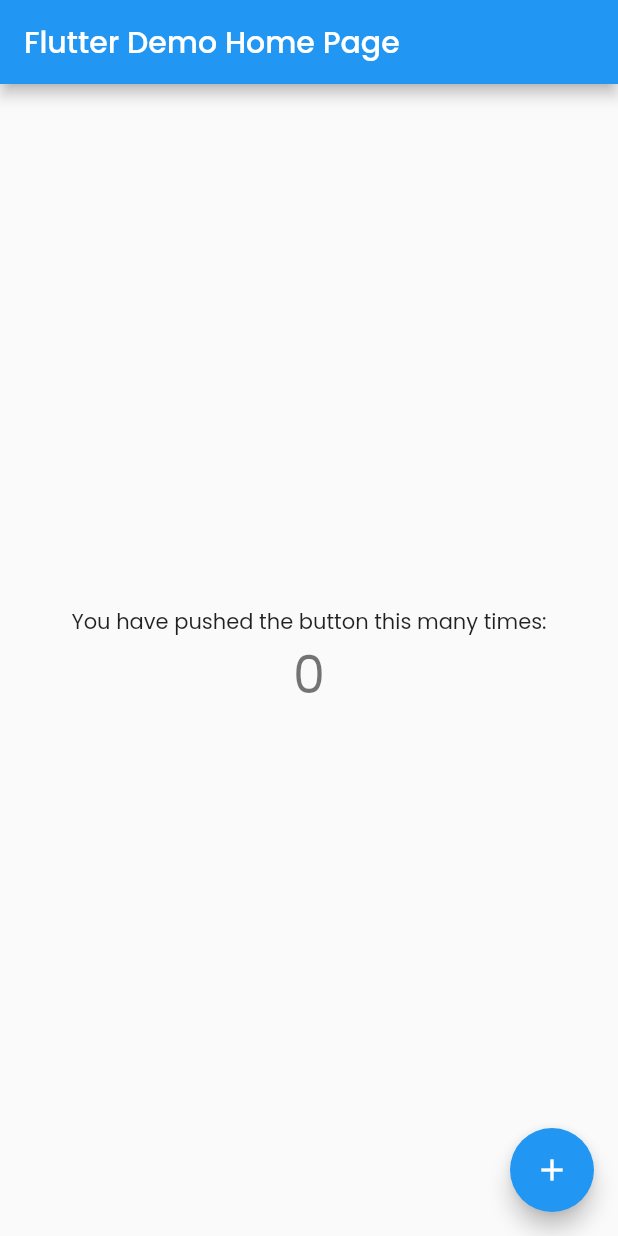
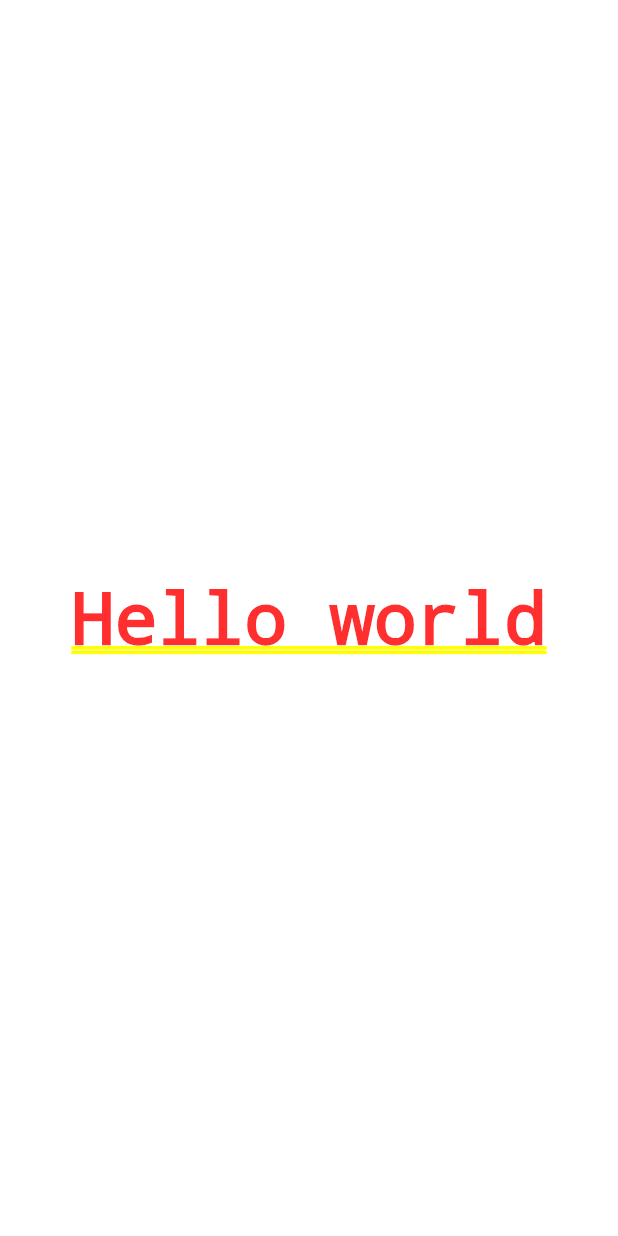
Before and after one commit to donalsson/KifCab, a Flutter app: the screen it shows after launch, on a phone screen of 412 x 824 dp. Run offline on Flutter 3.47's test engine with Material 2 defaults, Android fonts, the phone set to English and light mode, and no system bars; our stand-ins replace bloc, equatable, flutter_bloc.

Commit message:
Ajout de la vue de register

```diff
--- a/lib/main.dart
+++ b/lib/main.dart
@@ -1,5 +1,10 @@
 import 'package:flutter/material.dart';
 import 'package:kifcab/constant.dart';
+import 'package:kifcab/locale/app_localization.dart';
+import 'package:kifcab/screens/index.dart';
+import 'package:kifcab/screens/register_screen.dart';
+
+import 'package:flutter_localizations/flutter_localizations.dart';
 
 void main() {
   runApp(MyApp());
@@ -7,7 +12,11 @@
 
 class MyApp extends StatelessWidget {
   bool _dartMode = false;
+  AppLocalizationDelegate _localeOverrideDelegate = AppLocalizationDelegate(DEFAULT_LOCALE);
+
   // This widget is the root of your application.
+  //        Navigator.pushReplacementNamed(context, '/home', arguments: {'conversation': conversation});
+
   ThemeData getTheme({bool darkMode: false}) {
     if (darkMode) {
       return ThemeData(primarySwatch: Colors.blue, visualDensity: VisualDensity.adaptivePlatformDensity, brightness: Brightness.dark, fontFamily: DEFAULT_FONT_FAMILY);
@@ -22,7 +31,16 @@
       title: 'Kifcab',
       darkTheme: ThemeData.dark(),
       theme: getTheme(darkMode: _dartMode),
-      home: MyHomePage(title: 'Flutter Demo Home Page'),
+      //home: MyHomePage(title: 'Flutter Demo Home Page'),
+      localizationsDelegates: [GlobalMaterialLocalizations.delegate, GlobalWidgetsLocalizations.delegate, _localeOverrideDelegate],
+      supportedLocales: SUPPORTED_LOCALES,
+      initialRoute: '/register',
+      routes: {
+        // When navigating to the "/plash" route, build the SecondScreen widget.
+        '/register': (context) => RegisterScreen(
+              registerBloc: RegisterBloc(UnRegisterState()),
+            ),
+      },
     );
   }
 }
--- /dev/null
+++ b/lib/screens/index.dart
@@ -0,0 +1,83 @@
+import 'dart:async';
+import 'dart:developer' as developer;
+
+import 'package:bloc/bloc.dart';
+import 'package:meta/meta.dart';
+import 'package:equatable/equatable.dart';
+
+class RegisterBloc extends Bloc<RegisterEvent, RegisterState> {
+  RegisterBloc(RegisterState initialState) : super(initialState);
+
+  @override
+  Stream<RegisterState> mapEventToState(
+    RegisterEvent event,
+  ) async* {
+    try {
+      yield* event.applyAsync(currentState: state, bloc: this);
+    } catch (_, stackTrace) {
+      developer.log('$_', name: 'RegisterBloc', error: _, stackTrace: stackTrace);
+      yield state;
+    }
+  }
+}
+
+@immutable
+abstract class RegisterEvent {
+  Stream<RegisterState> applyAsync({RegisterState currentState, RegisterBloc bloc});
+}
+
+class UnRegisterEvent extends RegisterEvent {
+  @override
+  Stream<RegisterState> applyAsync({RegisterState currentState, RegisterBloc bloc}) async* {
+    yield UnRegisterState();
+  }
+}
+
+class LoadRegisterEvent extends RegisterEvent {
+  @override
+  Stream<RegisterState> applyAsync({RegisterState currentState, RegisterBloc bloc}) async* {
+    try {
+      yield UnRegisterState();
+      await Future.delayed(Duration(seconds: 1));
+      yield InRegisterState('Hello world');
+    } catch (_, stackTrace) {
+      developer.log('$_', name: 'LoadRegisterEvent', error: _, stackTrace: stackTrace);
+      yield ErrorRegisterState(_?.toString());
+    }
+  }
+}
+
+abstract class RegisterState extends Equatable {
+  final List propss;
+  RegisterState([this.propss]);
+
+  @override
+  List<Object> get props => (propss ?? []);
+}
+
+/// UnInitialized
+class UnRegisterState extends RegisterState {
+  UnRegisterState();
+
+  @override
+  String toString() => 'UnRegisterState';
+}
+
+/// Initialized
+class InRegisterState extends RegisterState {
+  final String hello;
+
+  InRegisterState(this.hello) : super([hello]);
+
+  @override
+  String toString() => 'InRegisterState $hello';
+}
+
+class ErrorRegisterState extends RegisterState {
+  final String errorMessage;
+
+  ErrorRegisterState(this.errorMessage) : super([errorMessage]);
+
+  @override
+  String toString() => 'ErrorRegisterState';
+}
--- /dev/null
+++ b/lib/screens/register_screen.dart
@@ -0,0 +1,84 @@
+import 'package:flutter/material.dart';
+import 'package:flutter_bloc/flutter_bloc.dart';
+import 'package:kifcab/screens/index.dart';
+
+class RegisterScreen extends StatefulWidget {
+  const RegisterScreen({
+    Key key,
+    @required RegisterBloc registerBloc,
+  })  : _registerBloc = registerBloc,
+        super(key: key);
+
+  final RegisterBloc _registerBloc;
+
+  @override
+  RegisterScreenState createState() {
+    return RegisterScreenState();
+  }
+}
+
+class RegisterScreenState extends State<RegisterScreen> {
+  RegisterScreenState();
+
+  @override
+  void initState() {
+    super.initState();
+    _load();
+  }
+
+  @override
+  void dispose() {
+    super.dispose();
+  }
+
+  @override
+  Widget build(BuildContext context) {
+    return BlocBuilder<RegisterBloc, RegisterState>(
+        cubit: widget._registerBloc,
+        builder: (
+          BuildContext context,
+          RegisterState currentState,
+        ) {
+          if (currentState is UnRegisterState) {
+            return Center(
+              child: Text("Loading page..."),
+              //child: CircularProgressIndicator(),
+            );
+          }
+          if (currentState is ErrorRegisterState) {
+            return Center(
+                child: Column(
+              mainAxisAlignment: MainAxisAlignment.center,
+              children: <Widget>[
+                Text(currentState.errorMessage ?? 'Error'),
+                Padding(
+                  padding: const EdgeInsets.only(top: 32.0),
+                  child: RaisedButton(
+                    color: Colors.blue,
+                    child: Text('reload'),
+                    onPressed: _load,
+                  ),
+                ),
+              ],
+            ));
+          }
+          if (currentState is InRegisterState) {
+            return Center(
+              child: Column(
+                mainAxisAlignment: MainAxisAlignment.center,
+                children: <Widget>[
+                  Text(currentState.hello),
+                ],
+              ),
+            );
+          }
+          return Container(
+            child: CircularProgressIndicator(),
+          );
+        });
+  }
+
+  void _load() {
+    widget._registerBloc.add(LoadRegisterEvent());
+  }
+}
--- a/pubspec.yaml
+++ b/pubspec.yaml
@@ -23,7 +23,10 @@
 dependencies:
   flutter:
     sdk: flutter
-
+  flutter_localizations:
+    sdk: flutter
+  flutter_bloc: ^6.1.1
+  equatable: ^1.2.5
 
   # The following adds the Cupertino Icons font to your application.
   # Use with the CupertinoIcons class for iOS style icons.
```
Also changed, not shown: pubspec.lock, 5 other files.
